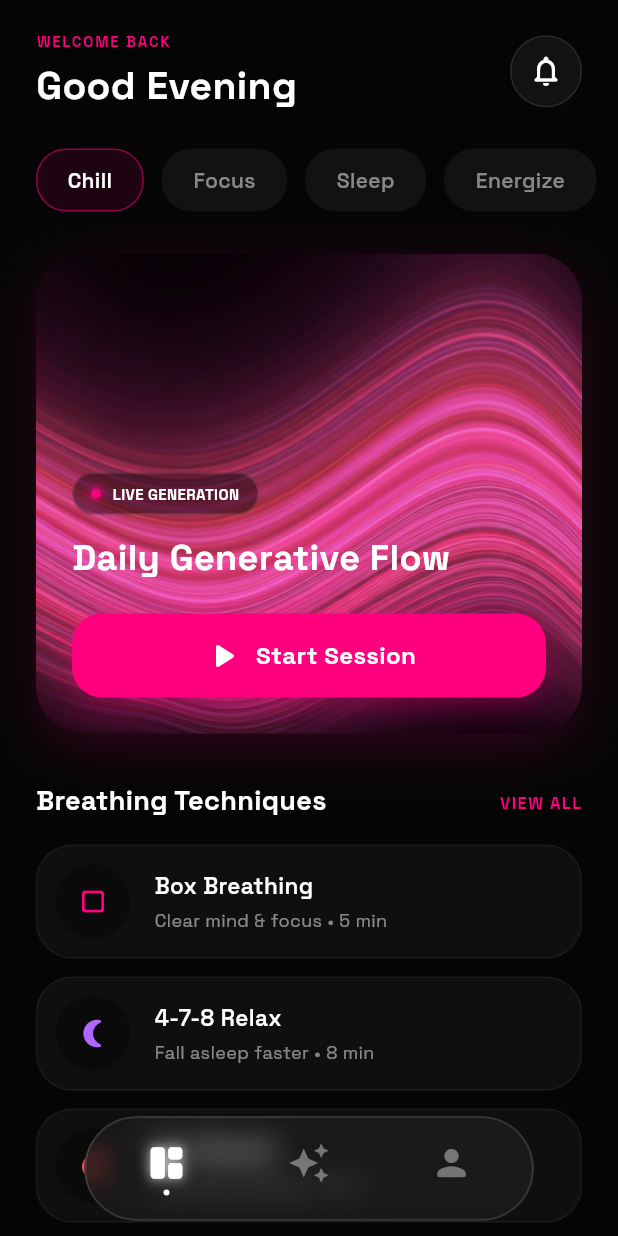
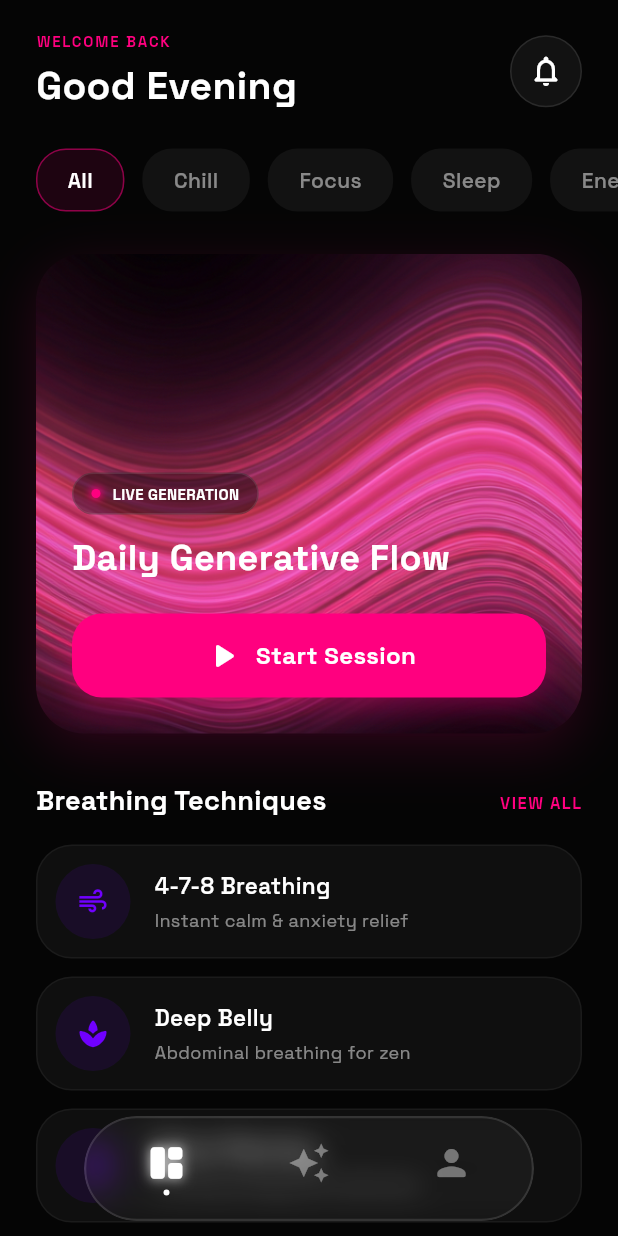
Before and after one commit to pacchetto/supreme-sniffleFlutterDyplom, a Flutter app: the screen it shows after launch, on a phone screen of 412 x 824 dp. Run offline on Flutter 3.47's test engine with Material 3 defaults, Android fonts, the phone set to English and light mode, and no system bars; our stand-ins replace flutter_dotenv, flutter_riverpod, google_fonts.

Commit message:
Updated sorting of the commit message to be more clear and concise.

```diff
--- /dev/null
+++ b/lib/breathing_data.dart
@@ -0,0 +1,157 @@
+import 'package:flutter/material.dart';
+
+final List<Map<String, dynamic>> breathingTechniques = [
+  // CHILL (Relax)
+  {
+    "title": "4-7-8 Breathing",
+    "subtitle": "Instant calm & anxiety relief",
+    "mode": "RELAX",
+    "category": "Chill",
+    "duration": "5 min",
+    "icon": Icons.air_outlined,
+    "color": const Color(0xFF7000FF),
+  },
+  {
+    "title": "Deep Belly",
+    "subtitle": "Abdominal breathing for zen",
+    "mode": "ZEN",
+    "category": "Chill",
+    "duration": "10 min",
+    "icon": Icons.spa_rounded,
+    "color": const Color(0xFF7000FF),
+  },
+  {
+    "title": "Moon Piercing",
+    "subtitle": "Cooling energy and calmness",
+    "mode": "BALANCE",
+    "category": "Chill",
+    "duration": "7 min",
+    "icon": Icons.brightness_3_rounded,
+    "color": const Color(0xFF7000FF),
+  },
+  {
+    "title": "Zen Flow",
+    "subtitle": "Long rhythmic exhalations",
+    "mode": "MEDITATION",
+    "category": "Chill",
+    "duration": "15 min",
+    "icon": Icons.self_improvement_rounded,
+    "color": const Color(0xFF7000FF),
+  },
+
+  // FOCUS
+  {
+    "title": "Box Breathing",
+    "subtitle": "Clear mind & elite focus",
+    "mode": "DEEP FOCUS",
+    "category": "Focus",
+    "duration": "4 min",
+    "icon": Icons.crop_square_rounded,
+    "color": const Color(0xFFFF007F),
+  },
+  {
+    "title": "Lion's Breath",
+    "subtitle": "Release tension & recharge",
+    "mode": "CLARITY",
+    "category": "Focus",
+    "duration": "3 min",
+    "icon": Icons.emoji_emotions_outlined,
+    "color": const Color(0xFFFF007F),
+  },
+  {
+    "title": "Coherence",
+    "subtitle": "Synchronize heart and brain",
+    "mode": "HARMONY",
+    "category": "Focus",
+    "duration": "8 min",
+    "icon": Icons.favorite_border_rounded,
+    "color": const Color(0xFFFF007F),
+  },
+  {
+    "title": "Mindful Clarity",
+    "subtitle": "Sharp attention for work",
+    "mode": "BRAIN BOOST",
+    "category": "Focus",
+    "duration": "6 min",
+    "icon": Icons.psychology_outlined,
+    "color": const Color(0xFFFF007F),
+  },
+
+  // ENERGIZE
+  {
+    "title": "Breath of Fire",
+    "subtitle": "Rapid detox & wake up",
+    "mode": "POWER",
+    "category": "Energize",
+    "duration": "2 min",
+    "icon": Icons.local_fire_department_rounded,
+    "color": Colors.orange,
+  },
+  {
+    "title": "Skull Shining",
+    "subtitle": "Cleanse your energy field",
+    "mode": "GLOW",
+    "category": "Energize",
+    "duration": "5 min",
+    "icon": Icons.wb_sunny_outlined,
+    "color": Colors.orange,
+  },
+  {
+    "title": "Wim Hof Style",
+    "subtitle": "Immunity and inner fire",
+    "mode": "ULTIMATE",
+    "category": "Energize",
+    "duration": "10 min",
+    "icon": Icons.ac_unit_rounded,
+    "color": Colors.orange,
+  },
+  {
+    "title": "Solar Flare",
+    "subtitle": "Pure adrenaline flow",
+    "mode": "BOOST",
+    "category": "Energize",
+    "duration": "3 min",
+    "icon": Icons.bolt_rounded,
+    "color": Colors.orange,
+  },
+
+  // SLEEP
+  {
+    "title": "Night Fall",
+    "subtitle": "Prepare body for rest",
+    "mode": "DREAMING",
+    "category": "Sleep",
+    "duration": "12 min",
+    "icon": Icons.nights_stay_rounded,
+    "color": Colors.blueAccent,
+  },
+  {
+    "title": "Slowing Heart",
+    "subtitle": "Lower BPM before bed",
+    "mode": "SLOW DOWN",
+    "category": "Sleep",
+    "duration": "15 min",
+    "icon": Icons.monitor_heart_outlined,
+    "color": Colors.blueAccent,
+  },
+  {
+    "title": "Delta Wave",
+    "subtitle": "Enter deep sleep cycles",
+    "mode": "RECOVERY",
+    "category": "Sleep",
+    "duration": "20 min",
+    "icon": Icons.bedtime_outlined,
+    "color": Colors.blueAccent,
+  },
+  {
+    "title": "Dream Weaver",
+    "subtitle": "Lucid dreaming prep",
+    "mode": "RELAX",
+    "category": "Sleep",
+    "duration": "10 min",
+    "icon": Icons.auto_awesome_rounded,
+    "color": Colors.blueAccent,
+  },
+];
+
+final List<String> categories = ["All", "Chill", "Focus", "Sleep", "Energize"];
--- a/lib/dashboard_page.dart
+++ b/lib/dashboard_page.dart
@@ -1,3 +1,4 @@
+import 'package:aetheria_graph_app/breathing_data.dart';
 import 'package:flutter/material.dart';
 import 'session_page.dart';
 import 'all_techniques_page.dart';
@@ -11,61 +12,86 @@ class DashboardPage extends StatefulWidget {
 
 class _DashboardPageState extends State<DashboardPage> {
   final Color neonPink = const Color(0xFFFF007F);
-  final List<String> categories = ["Chill", "Focus", "Sleep", "Energize"];
+  final List<String> categories = [
+    "All",
+    "Chill",
+    "Focus",
+    "Sleep",
+    "Energize",
+  ];
   int activeCategoryIndex = 0;
 
-  // Розширена база даних
-  final List<Map<String, dynamic>> breathingTechniques = [
-    {
-      "title": "Box Breathing",
-      "subtitle": "Clear mind & focus • 5 min",
-      "mode": "DEEP FOCUS",
-      "icon": Icons.crop_square_rounded,
-      "color": const Color(0xFFFF007F), // Рожевий
-    },
-    {
-      "title": "4-7-8 Relax",
-      "subtitle": "Fall asleep faster • 8 min",
-      "mode": "DEEP SLEEP",
-      "icon": Icons.nightlight_round,
-      "color": const Color(0xFFB066FF), // Фіолетовий
-    },
-    {
-      "title": "Fire Breath",
-      "subtitle": "Morning energy • 3 min",
-      "mode": "ENERGY BOOST",
-      "icon": Icons.local_fire_department_rounded,
-      "color": const Color(0xFFFF4B4B), // Червоний
-    },
-    {
-      "title": "Resonance",
-      "subtitle": "Heart coherence • 10 min",
-      "mode": "CALM STATE",
-      "icon": Icons.favorite_border_rounded,
-      "color": const Color(0xFF00D0FF), // Блакитний
-    },
-    {
-      "title": "Nadi Shodhana",
-      "subtitle": "Balance nervous system • 7 min",
-      "mode": "BALANCE",
-      "icon": Icons.air_rounded,
-      "color": const Color(0xFF00FF88), // Зелений
-    },
-    {
-      "title": "Wim Hof Method",
-      "subtitle": "Immunity & Power • 15 min",
-      "mode": "POWER",
-      "icon": Icons.ac_unit_rounded,
-      "color": const Color(0xFF00E5FF), // Ціан
-    },
-    {
-      "title": "Sama Vritti",
-      "subtitle": "Equal breathing • 6 min",
-      "mode": "HARMONY",
-      "icon": Icons.sync_rounded,
-      "color": const Color(0xFFFFB300), // Бурштиновий
-    },
-  ];
+  // 1. МЕТОД ДЛЯ ПОВІДОМЛЕНЬ
+  void _showNotifications() {
+    showModalBottomSheet(
+      context: context,
+      backgroundColor: Colors.transparent,
+      isScrollControlled: true,
+      builder: (context) => Container(
+        height: MediaQuery.of(context).size.height * 0.7,
+        decoration: BoxDecoration(
+          color: const Color(0xFF121212),
+          borderRadius: const BorderRadius.vertical(top: Radius.circular(32)),
+          border: Border.all(color: Colors.white.withOpacity(0.1)),
+        ),
+        child: Column(
+          children: [
+            const SizedBox(height: 12),
+            Container(
+              width: 40,
+              height: 4,
+              decoration: BoxDecoration(
+                color: Colors.white24,
+                borderRadius: BorderRadius.circular(2),
+              ),
+            ),
+            const Padding(
+              padding: EdgeInsets.all(24.0),
+              child: Text(
+                "Notifications",
+                style: TextStyle(
+                  color: Colors.white,
+                  fontSize: 22,
+                  fontWeight: FontWeight.bold,
+                ),
+              ),
+            ),
+            // Список "фейкових" повідомлень для дизайну
+            _buildNotifyItem(
+              "New Session",
+              "Try the new 'Dream Weaver' for better sleep",
+              Icons.auto_awesome,
+            ),
+            _buildNotifyItem(
+              "Goal Reached",
+              "You've completed 3 days streak!",
+              Icons.military_tech,
+            ),
+          ],
+        ),
+      ),
+    );
+  }
+
+  Widget _buildNotifyItem(String title, String sub, IconData icon) {
+    return ListTile(
+      leading: CircleAvatar(
+        backgroundColor: neonPink.withOpacity(0.1),
+        child: Icon(icon, color: neonPink, size: 20),
+      ),
+      title: Text(
+        title,
+        style: const TextStyle(
+          color: Colors.white,
+          fontWeight: FontWeight.bold,
+        ),
+      ),
+      subtitle: Text(
+        sub,
+        style: TextStyle(color: Colors.white.withOpacity(0.6)),
+      ),
+    );
+  }
 
   void _navigateToPlayer(Map<String, dynamic> technique) {
     Navigator.push(
@@ -78,6 +104,22 @@ class _DashboardPageState extends State<DashboardPage> {
 
   @override
   Widget build(BuildContext context) {
+    // 2. ЛОГІКА ФІЛЬТРАЦІЇ
+    String selectedCat = categories[activeCategoryIndex];
+
+    // Створюємо список для відображення
+    List<Map<String, dynamic>> filteredTechniques;
+
+    if (selectedCat == "All") {
+      // ЯКЩО "ALL" — БЕРЕМО ВЕСЬ СПИСОК БЕЗ ЖОДНИХ УМОВ
+      filteredTechniques = List.from(breathingTechniques);
+    } else {
+      // ІНАКШЕ — ФІЛЬТРУЄМО
+      filteredTechniques = breathingTechniques
+          .where((t) => t['category'] == selectedCat)
+          .toList();
+    }
+
     return SafeArea(
       bottom: false,
       child: SingleChildScrollView(
@@ -88,16 +130,20 @@ class _DashboardPageState extends State<DashboardPage> {
             crossAxisAlignment: CrossAxisAlignment.start,
             children: [
               const SizedBox(height: 20),
-              _buildHeader(),
+              _buildHeader(), // Тут тепер працює кнопка
               const SizedBox(height: 24),
               _buildCategories(),
               const SizedBox(height: 28),
               _buildFeaturedCard(),
               const SizedBox(height: 32),
-              _buildRecentSessionsHeader(),
+              _buildRecentSessionsHeader(
+                filteredTechniques,
+              ), // Передаємо відфільтровані дані
               const SizedBox(height: 16),
-              _buildTechniquesList(),
-              const SizedBox(height: 120), // Відступ для нижнього меню
+              _buildTechniquesList(
+                filteredTechniques,
+              ), // Передаємо відфільтровані дані
+              const SizedBox(height: 120),
             ],
           ),
         ),
@@ -132,18 +178,24 @@ class _DashboardPageState extends State<DashboardPage> {
             ),
           ],
         ),
-        Container(
+        GestureDetector(
+          onTap: _showNotifications, // ВИКЛИК МЕНЮ
+          child: Container(
             width: 48,
             height: 48,
             decoration: BoxDecoration(
               color: Colors.white.withOpacity(0.05),
               shape: BoxShape.circle,
-            border: Border.all(color: Colors.white.withOpacity(0.1), width: 1),
+              border: Border.all(
+                color: Colors.white.withOpacity(0.1),
+                width: 1,
+              ),
             ),
             child: const Icon(
               Icons.notifications_none_rounded,
               color: Colors.white,
               size: 24,
+            ),
           ),
         ),
       ],
@@ -319,7 +371,7 @@ class _DashboardPageState extends State<DashboardPage> {
     );
   }
 
-  Widget _buildRecentSessionsHeader() {
+  Widget _buildRecentSessionsHeader(List<Map<String, dynamic>> currentData) {
     return Row(
       mainAxisAlignment: MainAxisAlignment.spaceBetween,
       crossAxisAlignment: CrossAxisAlignment.end,
@@ -332,22 +384,18 @@ class _DashboardPageState extends State<DashboardPage> {
             fontWeight: FontWeight.bold,
           ),
         ),
-        // ЗРОБИЛИ КНОПКУ КЛІКАБЕЛЬНОЮ
         GestureDetector(
           onTap: () {
             Navigator.push(
               context,
               MaterialPageRoute(
-                // Передаємо весь список на новий екран
                 builder: (context) =>
-                    AllTechniquesPage(techniques: breathingTechniques),
+                    AllTechniquesPage(techniques: currentData),
               ),
             );
           },
           child: Padding(
-            padding: const EdgeInsets.symmetric(
-              vertical: 4.0,
-            ), // Щоб легше було натиснути
+            padding: const EdgeInsets.symmetric(vertical: 4.0),
             child: Text(
               "VIEW ALL",
               style: TextStyle(
@@ -363,9 +411,10 @@ class _DashboardPageState extends State<DashboardPage> {
     );
   }
 
-  Widget _buildTechniquesList() {
+  Widget _buildTechniquesList(List<Map<String, dynamic>> data) {
     return Column(
-      children: breathingTechniques.take(3).map((technique) {
+      // Ми просто перетворюємо кожну мапу з отриманого списку 'data' у віджет
+      children: data.map((technique) {
         return Padding(
           padding: const EdgeInsets.only(bottom: 12.0),
           child: GestureDetector(
@@ -379,26 +428,29 @@ class _DashboardPageState extends State<DashboardPage> {
               ),
               child: Row(
                 children: [
+                  // Іконка
                   Container(
                     width: 50,
                     height: 50,
                     decoration: BoxDecoration(
-                      color: Colors.black.withOpacity(0.3),
+                      color: (technique["color"] as Color? ?? Colors.grey)
+                          .withOpacity(0.1),
                       shape: BoxShape.circle,
                     ),
                     child: Icon(
-                      technique["icon"],
-                      color: technique["color"],
+                      technique["icon"] ?? Icons.air,
+                      color: technique["color"] ?? Colors.white,
                       size: 22,
                     ),
                   ),
                   const SizedBox(width: 16),
+                  // Тексти
                   Expanded(
                     child: Column(
                       crossAxisAlignment: CrossAxisAlignment.start,
                       children: [
                         Text(
-                          technique["title"],
+                          technique["title"] ?? "",
                           style: const TextStyle(
                             color: Colors.white,
                             fontSize: 15,
@@ -407,7 +459,7 @@ class _DashboardPageState extends State<DashboardPage> {
                         ),
                         const SizedBox(height: 4),
                         Text(
-                          technique["subtitle"],
+                          technique["subtitle"] ?? "",
                           style: TextStyle(
                             color: Colors.white.withOpacity(0.5),
                             fontSize: 12,
--- a/lib/main_screen.dart
+++ b/lib/main_screen.dart
@@ -60,7 +60,7 @@ class _MainScreenState extends State<MainScreen> {
                     mainAxisAlignment:
                         MainAxisAlignment.center, // Центруємо по горизонталі
                     children: [
-                      Container(
+                      SizedBox(
                         width: 300, // Фіксована ширина панелі (капсули)
                         height: 70, // Висота панелі
                         child: Stack(
```
Lines whose indentation alone changed are shown as unchanged.
